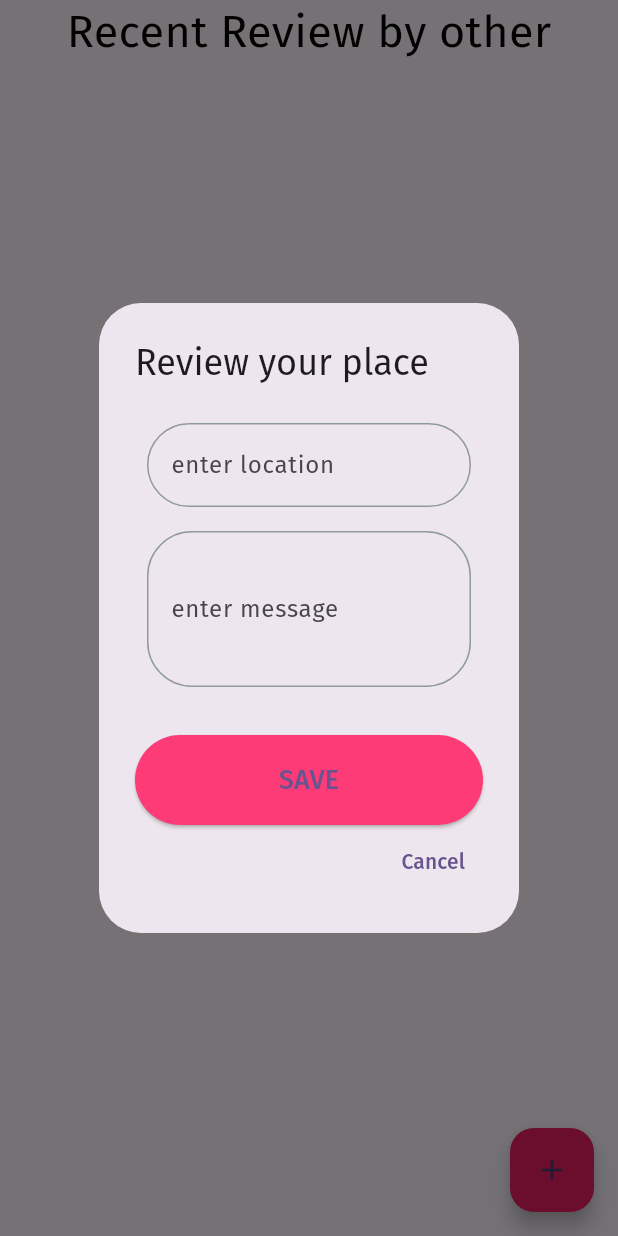
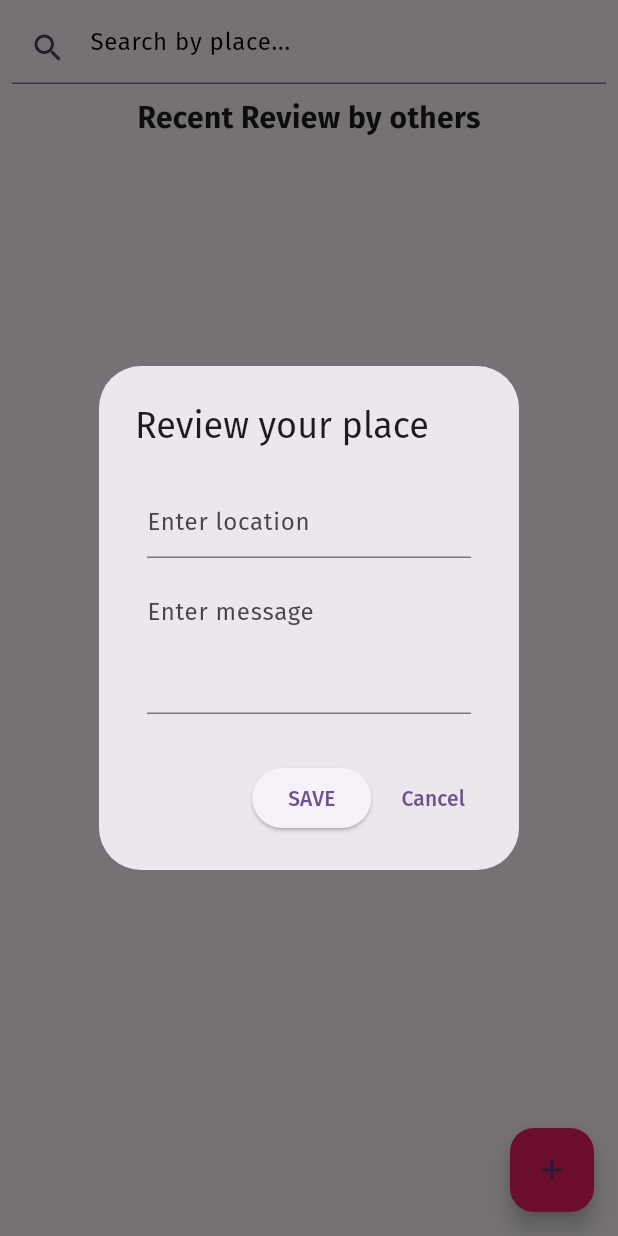
Before and after one commit to najnin26/SafetyApp, a Flutter app: the ReviewPage screen opened directly, after a tap on the "add" icon, on a phone screen of 412 x 824 dp. Run offline on Flutter 3.47's test engine with Material 3 defaults, Android fonts, the phone set to English and light mode, and no system bars; our stand-ins replace animated_splash_screen, cached_network_image, carousel_slider, cloud_firestore, contacts_service, firebase_auth and 12 more; missing offline and left inert: background_sms, flutter_phone_direct_caller, shake; accounts and stored records are empty; network calls fail.

```diff
--- a/lib/child/bottom_screens/review_page.dart
+++ b/lib/child/bottom_screens/review_page.dart
@@ -2,16 +2,15 @@ import 'package:cloud_firestore/cloud_firestore.dart';
 import 'package:flutter/material.dart';
 import 'package:fluttertoast/fluttertoast.dart';
 
-import '../../compontnts/PrimaryButton.dart';
-import '../../compontnts/custom_textfield.dart';
 class ReviewPage extends StatefulWidget {
   @override
-  State<ReviewPage> createState() => _ReviewPageState();
+  _ReviewPageState createState() => _ReviewPageState();
 }
 
 class _ReviewPageState extends State<ReviewPage> {
   TextEditingController locationC = TextEditingController();
   TextEditingController viewsC = TextEditingController();
+  TextEditingController searchController = TextEditingController();
   bool isSaving = false;
 
   showAlert(BuildContext context) {
@@ -26,36 +25,44 @@ class _ReviewPageState extends State<ReviewPage> {
               children: [
                 Padding(
                   padding: const EdgeInsets.all(8.0),
-                      child: CustomTextField(
-                        hintText: 'enter location',
+                  child: TextFormField(
+                    decoration: InputDecoration(
+                      hintText: 'Enter location',
+                    ),
                     controller: locationC,
                   ),
                 ),
                 Padding(
                   padding: const EdgeInsets.all(8.0),
-                      child: CustomTextField(
+                  child: TextFormField(
                     controller: viewsC,
-                        hintText: 'enter message',
+                    decoration: InputDecoration(
+                      hintText: 'Enter message',
+                    ),
                     maxLines: 3,
                   ),
                 ),
               ],
-                )),
+            ),
+          ),
           actions: [
-              PrimaryButton(
-                  title: "SAVE",
+            ElevatedButton(
               onPressed: () {
                 saveReview();
                 Navigator.pop(context);
-                  }),
+              },
+              child: Text("SAVE"),
+            ),
             TextButton(
-                  child: Text("Cancel"),
               onPressed: () {
                 Navigator.pop(context);
-                  }),
+              },
+              child: Text("Cancel"),
+            ),
           ],
         );
-        });
+      },
+    );
   }
 
   saveReview() async {
@@ -64,30 +71,46 @@ class _ReviewPageState extends State<ReviewPage> {
     });
     await FirebaseFirestore.instance
         .collection('reviews')
-        .add({'location': locationC.text, 'views': viewsC.text}).then((value) {
+        .add({'location': locationC.text, 'views': viewsC.text})
+        .then((value) {
       setState(() {
         isSaving = false;
-        Fluttertoast.showToast(msg: 'review uploaded successfully');
+        Fluttertoast.showToast(msg: 'Review uploaded successfully');
       });
     });
   }
-
   @override
   Widget build(BuildContext context) {
     return Scaffold(
-      body: isSaving == true
+      body: isSaving
           ? Center(child: CircularProgressIndicator())
           : SafeArea(
         child: Column(
           children: [
+            Padding(
+              padding: const EdgeInsets.all(8.0),
+              child: TextFormField(
+                controller: searchController,
+                decoration: InputDecoration(
+                  hintText: 'Search by place...',
+                  hintStyle: TextStyle(color: Colors.black),
+                  prefixIcon: Icon(Icons.search),
+                ),
+                onChanged: (value) {
+                  setState(() {
+                  });
+                },
+              ),
+            ),
             Text(
-              "Recent Review by other",
-              style: TextStyle(fontSize: 30, color: Colors.black),
+              "Recent Review by others",
+              style: TextStyle(fontSize: 20, fontWeight: FontWeight.bold),
             ),
             Expanded(
               child: StreamBuilder(
                 stream: FirebaseFirestore.instance
                     .collection('reviews')
+                    .where('location', isEqualTo: searchController.text)
                     .snapshots(),
                 builder: (BuildContext context,
                     AsyncSnapshot<QuerySnapshot> snapshot) {
@@ -103,12 +126,13 @@ class _ReviewPageState extends State<ReviewPage> {
                         padding: const EdgeInsets.all(3.0),
                         child: Card(
                           elevation: 10,
-                          // color: Colors.primaries[Random().nextInt(17)],
                           child: ListTile(
                             title: Text(
                               data['location'],
                               style: TextStyle(
-                                  fontSize: 20, color: Colors.black),
+                                fontSize: 16,
+                                fontWeight: FontWeight.bold,
+                              ),
                             ),
                             subtitle: Text(data['views']),
                           ),
@@ -132,3 +156,9 @@ class _ReviewPageState extends State<ReviewPage> {
     );
   }
 }
+
+void main() {
+  runApp(MaterialApp(
+    home: ReviewPage(),
+  ));
+}
--- a/lib/main.dart
+++ b/lib/main.dart
@@ -5,7 +5,6 @@ import 'package:safetyapp/child/bottom_page.dart';
 import 'package:safetyapp/db/share_pref.dart';
 import 'package:safetyapp/parent/parent_home_screen.dart';
 import 'package:safetyapp/utils/constants.dart';
-import 'package:safetyapp/utils/flutter_background_services.dart';
 import 'child/child_login_screen.dart';
 
 void main() async {
@@ -20,7 +19,7 @@ void main() async {
     ),
   );
   await MySharedPrefference.init();
-  await initializeService();
+  //await initializeService();
   runApp(const MyApp());
 }
 class MyApp extends StatelessWidget {
--- a/lib/widgets/home_widgets/emergencies/AmbulanceEmergency.dart
+++ b/lib/widgets/home_widgets/emergencies/AmbulanceEmergency.dart
@@ -63,7 +63,7 @@ class AmbulanceEmergency extends StatelessWidget {
                         ),
                         Container(
                           height: 30,
-                          width: 70,
+                          width: 80,
                           decoration: BoxDecoration(
                             color: Colors.white,
                             borderRadius: BorderRadius.circular(20),
--- a/lib/widgets/home_widgets/emergencies/ArmyEmergency.dart
+++ b/lib/widgets/home_widgets/emergencies/ArmyEmergency.dart
@@ -62,7 +62,7 @@ class ArmyEmergency extends StatelessWidget {
                         ),
                         Container(
                           height: 30,
-                          width: 70,
+                          width: 80,
                           decoration: BoxDecoration(
                             color: Colors.white,
                             borderRadius: BorderRadius.circular(20),
@@ -73,7 +73,7 @@ class ArmyEmergency extends StatelessWidget {
                               style: TextStyle(
                                 color: Colors.red[300],
                                 fontWeight: FontWeight.bold,
-                                fontSize: MediaQuery.of(context).size.width*0.055,
+                                fontSize: MediaQuery.of(context).size.width*0.050,
                               ),
                             ),
                           ),
```
Also changed, not shown: lib/child/bottom_screens/child_home_page.dart (+58 -43 lines), lib/utils/flutter_background_services.dart (deleted, +0 -119 lines). Lines whose indentation alone changed are shown as unchanged.
